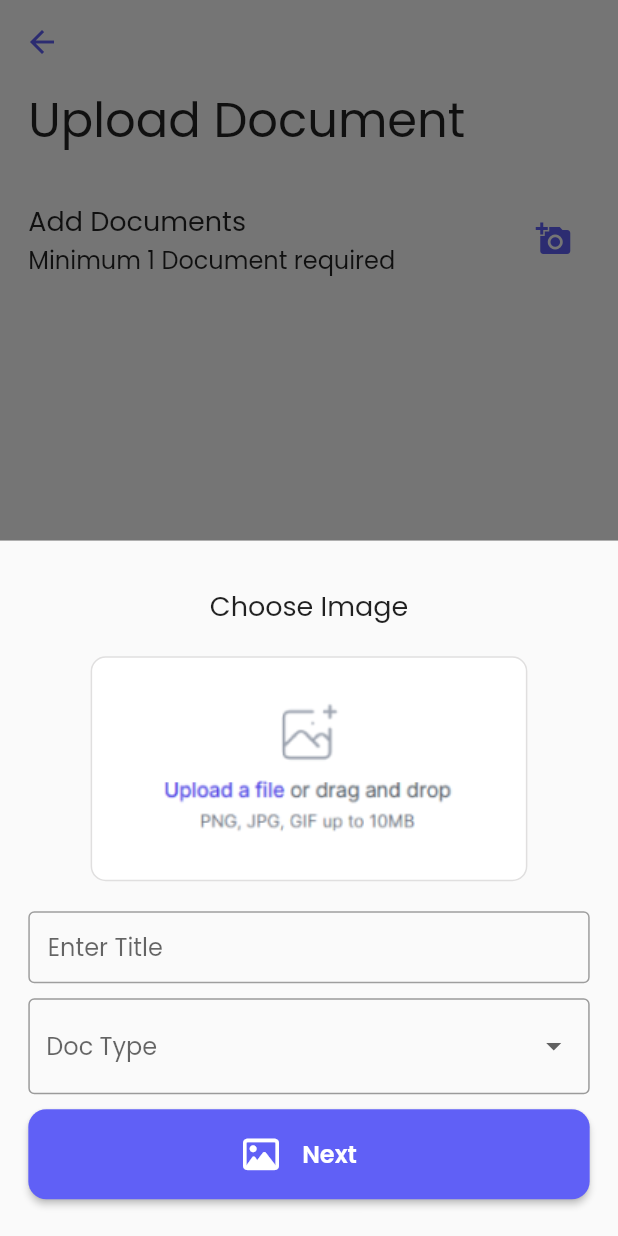
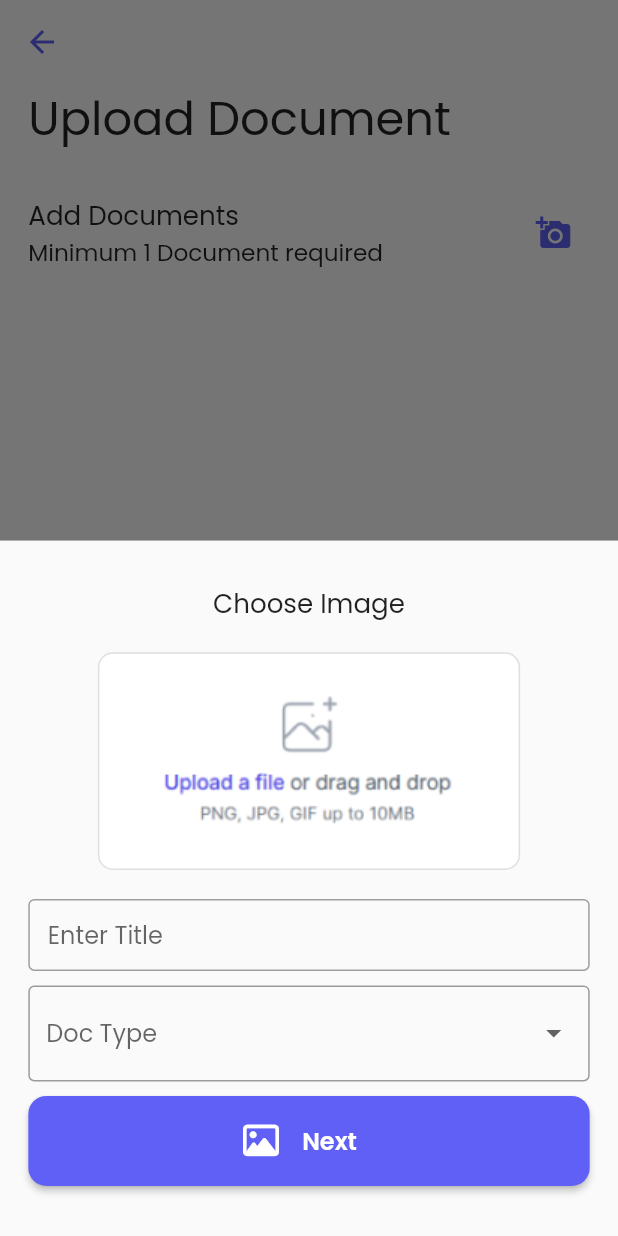
Before and after one commit to Debajyoti14/MamaVault, a Flutter app: the UploadDoc screen opened directly, after a tap on the "add a photo" icon, on a phone screen of 412 x 824 dp. Run offline on Flutter 3.47's test engine with Material 2 defaults, Android fonts, the phone set to English and light mode, and no system bars; our stand-ins replace accordion, circular_countdown_timer, cloud_firestore, file_picker, firebase_auth, firebase_core and 16 more; missing offline and left inert: clipboard, onboarding, pdf_render; accounts and stored records are empty; network calls fail; statements that could not run were skipped.

```diff
--- a/lib/view/upload_doc.dart
+++ b/lib/view/upload_doc.dart
@@ -5,6 +5,7 @@ import 'package:cloud_firestore/cloud_firestore.dart';
 import 'package:file_picker/file_picker.dart';
 import 'package:firebase_auth/firebase_auth.dart';
 import 'package:flutter/material.dart';
+import 'package:flutter_screenutil/flutter_screenutil.dart';
 import 'package:font_awesome_flutter/font_awesome_flutter.dart';
 import 'package:google_fonts/google_fonts.dart';
 import 'package:image_picker/image_picker.dart';
@@ -168,13 +169,13 @@ class _UploadDocState extends State<UploadDoc> {
               Text(
                 "Upload Document",
                 style: TextStyle(
-                  fontSize: 32,
+                  fontSize: 32.sp,
                   fontFamily: GoogleFonts.poppins(fontWeight: FontWeight.bold)
                       .fontFamily,
                 ),
               ),
-              const SizedBox(
-                height: 30,
+              SizedBox(
+                height: 30.h,
               ),
               Row(mainAxisAlignment: MainAxisAlignment.spaceBetween, children: [
                 Column(
@@ -183,7 +184,7 @@ class _UploadDocState extends State<UploadDoc> {
                     Text(
                       'Add Documents',
                       style: TextStyle(
-                        fontSize: 18,
+                        fontSize: 18.sp,
                         fontFamily:
                             GoogleFonts.poppins(fontWeight: FontWeight.bold)
                                 .fontFamily,
@@ -192,7 +193,7 @@ class _UploadDocState extends State<UploadDoc> {
                     Text(
                       'Minimum 1 Document required',
                       style: TextStyle(
-                        fontSize: 16,
+                        fontSize: 16.sp,
                         fontFamily:
                             GoogleFonts.poppins(fontWeight: FontWeight.w500)
                                 .fontFamily,
@@ -218,8 +219,8 @@ class _UploadDocState extends State<UploadDoc> {
                       )
                     : const Text('Max 3 Images!'),
               ]),
-              const SizedBox(
-                height: 20,
+              SizedBox(
+                height: 20.h,
               ),
               (imageFileList.isNotEmpty)
                   ? GridView.builder(
@@ -232,9 +233,9 @@ class _UploadDocState extends State<UploadDoc> {
                       itemBuilder: (BuildContext context, int index) {
                         return Column(
                           children: [
-                            const SizedBox(
-                              height: 80,
-                              child: Text('pdf'),
+                            SizedBox(
+                              height: 80.h,
+                              child: const Text('pdf'),
                               // child: (fileExt == 'pdf')
                               //     ? const Text("Pdf")
                               //     : Image.file(
@@ -242,8 +243,8 @@ class _UploadDocState extends State<UploadDoc> {
                               //         fit: BoxFit.fitHeight,
                               //       ),
                             ),
-                            const SizedBox(
-                              height: 10,
+                            SizedBox(
+                              height: 10.h,
                             ),
                             Text(fileTitle[index]),
                           ],
@@ -251,7 +252,7 @@ class _UploadDocState extends State<UploadDoc> {
                       },
                     )
                   : Container(),
-              const SizedBox(height: 200),
+              SizedBox(height: 200.h),
               const Text('Select Date'),
               GestureDetector(
                 onTap: () async {
@@ -283,8 +284,8 @@ class _UploadDocState extends State<UploadDoc> {
                   ),
                 ),
               ),
-              const SizedBox(
-                height: 30,
+              SizedBox(
+                height: 30.h,
               ),
               PrimaryButton(
                 buttonTitle: "Upload",
@@ -308,7 +309,7 @@ class _UploadDocState extends State<UploadDoc> {
       onClosing: () {},
       builder: (BuildContext context) {
         return SizedBox(
-          height: 700,
+          height: 700.h,
           child: SingleChildScrollView(
             child: Padding(
               padding: EdgeInsets.only(
@@ -317,20 +318,20 @@ class _UploadDocState extends State<UploadDoc> {
                   bottom: MediaQuery.of(context).viewInsets.bottom),
               child: Column(
                 children: [
-                  const SizedBox(
-                    height: 30,
+                  SizedBox(
+                    height: 30.h,
                   ),
                   Text(
                     'Choose Image',
                     style: TextStyle(
-                      fontSize: 18,
+                      fontSize: 18.h,
                       fontFamily:
                           GoogleFonts.poppins(fontWeight: FontWeight.bold)
                               .fontFamily,
                     ),
                   ),
-                  const SizedBox(
-                    height: 20,
+                  SizedBox(
+                    height: 20.h,
                   ),
                   (isSelected)
                       ? InkWell(
@@ -339,7 +340,7 @@ class _UploadDocState extends State<UploadDoc> {
                             await checkTitle();
                           },
                           child: Container(
-                            height: 150,
+                            height: 150.h,
                             decoration: BoxDecoration(
                               color: const Color.fromARGB(255, 255, 255, 255),
                               borderRadius: BorderRadius.circular(10),
@@ -351,7 +352,7 @@ class _UploadDocState extends State<UploadDoc> {
                           ),
                         )
                       : Container(
-                          height: 150,
+                          height: 150.h,
                           decoration: BoxDecoration(
                             color: const Color.fromARGB(255, 255, 255, 255),
                             borderRadius: BorderRadius.circular(10),
@@ -361,8 +362,8 @@ class _UploadDocState extends State<UploadDoc> {
                           ),
                           child: const Text("Document Selected"),
                         ),
-                  const SizedBox(
-                    height: 20,
+                  SizedBox(
+                    height: 20.h,
                   ),
                   Form(
                     key: formKey,
@@ -380,8 +381,8 @@ class _UploadDocState extends State<UploadDoc> {
                       },
                     ),
                   ),
-                  const SizedBox(
-                    height: 10,
+                  SizedBox(
+                    height: 10.h,
                   ),
                   SizedBox(
                     child: DropdownButtonFormField<String>(
@@ -414,8 +415,8 @@ class _UploadDocState extends State<UploadDoc> {
                       },
                     ),
                   ),
-                  const SizedBox(
-                    height: 10,
+                  SizedBox(
+                    height: 10.h,
                   ),
                   PrimaryIconButton(
                     buttonTitle: "Next",
--- a/pubspec.yaml
+++ b/pubspec.yaml
@@ -42,6 +42,7 @@ dependencies:
   provider: ^6.0.5
   qr_flutter: ^4.0.0
   shared_preferences: ^2.0.15
+  shimmer: ^3.0.0
   url_launcher: ^6.1.10
 
 dev_dependencies:
```
Also changed, not shown: lib/resources/components/profile_shimmer.dart (added, +29 -0 lines), lib/resources/components/shimmer_list.dart (added, +48 -0 lines), lib/resources/components/text_shimmer.dart (added, +25 -0 lines), lib/view/dashboard.dart (+4 -7 lines), lib/view/preview_doc.dart (+7 -6 lines), lib/view/profile.dart (+27 -26 lines), pubspec.lock.
